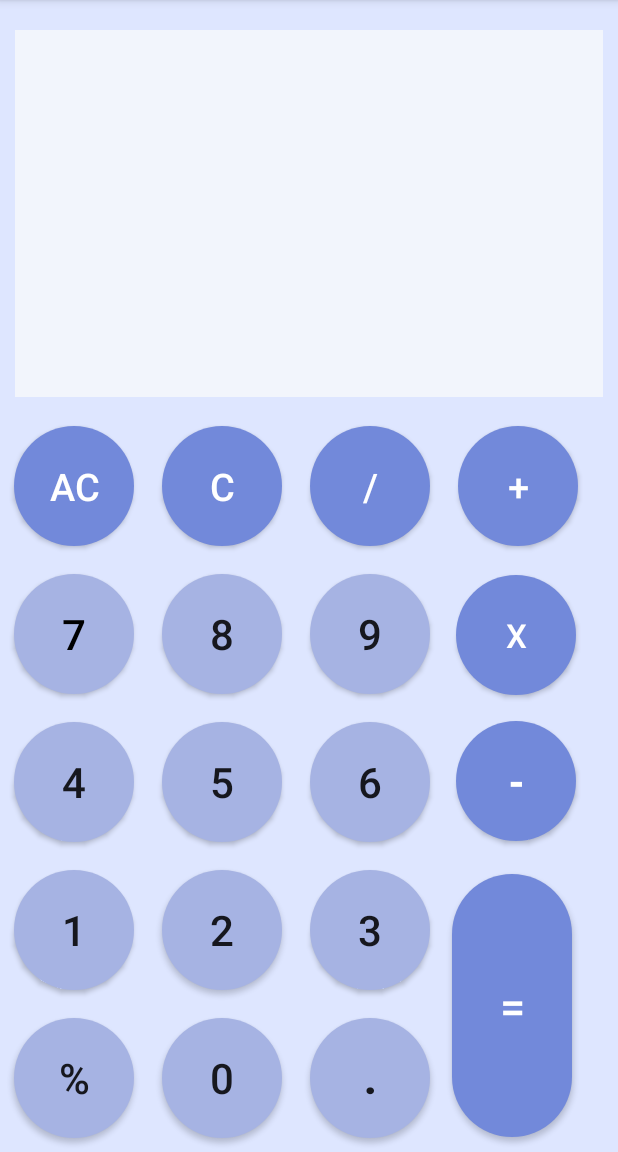
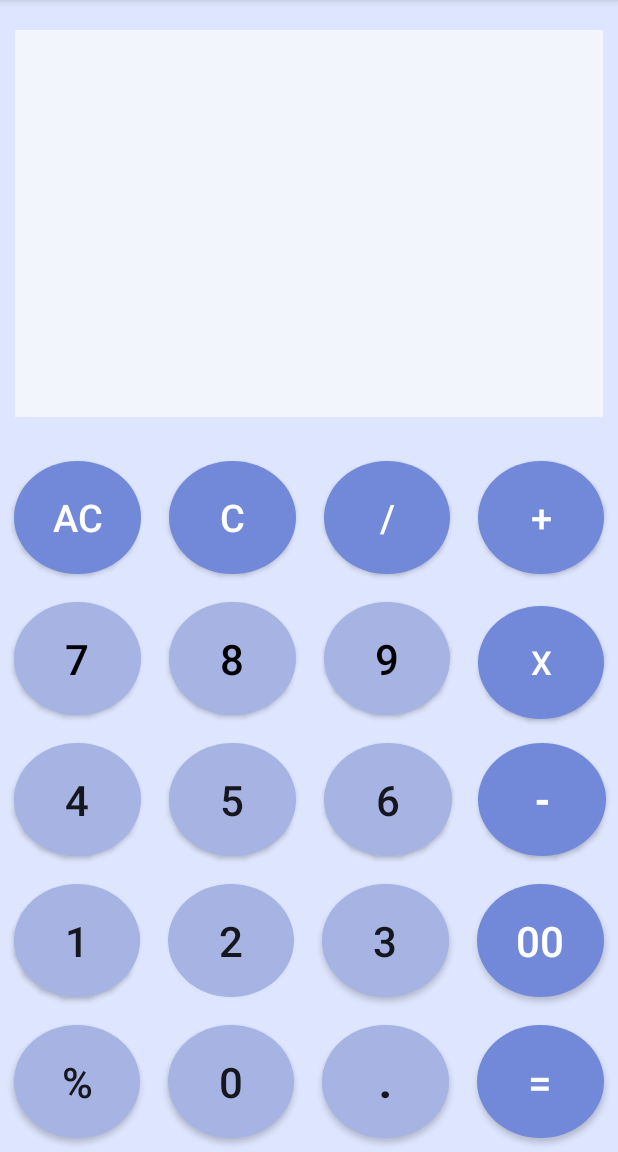
Before and after one commit to Lokesh0211/Calculator, an Android app: the screen it shows after launch (MainActivity), on a phone screen of 412 x 824 dp, the part 84-1236 px from its top. Run offline under Robolectric (Android 15) with nearby library versions, the phone set to English and light mode, and no system bars.

Commit message:
second commit

```diff
--- a/app/src/main/java/com/example/calculator/MainActivity.kt
+++ b/app/src/main/java/com/example/calculator/MainActivity.kt
@@ -17,8 +17,8 @@ class MainActivity : AppCompatActivity() {
     @SuppressLint("SuspiciousIndentation")
     override fun onCreate(savedInstanceState: Bundle?) {
         super.onCreate(savedInstanceState)
-        binding = ActivityMainBinding.inflate(layoutInflater)
-        setContentView(binding.root)
+            binding = ActivityMainBinding.inflate(layoutInflater)
+            setContentView(binding.root)
         binding.btnClearAll.setOnClickListener {
             binding.txtResult.text = ""
             binding.txtSolution.text = ""
@@ -75,6 +75,9 @@ class MainActivity : AppCompatActivity() {
         binding.btnPoint.setOnClickListener {
             binding.txtResult.append(".")
         }
+        binding.btnDzero.setOnClickListener {
+            binding.txtResult.append("00")
+        }
         binding.btnPercentage.setOnClickListener {
             binding.txtResult.append("%")
         }
--- a/app/src/main/res/drawable/lightred.xml
+++ b/app/src/main/res/drawable/lightred.xml
@@ -1,7 +1,5 @@
 <?xml version="1.0" encoding="utf-8"?>
-<shape xmlns:android="http://schemas.android.com/apk/res/android" android:shape="rectangle">
-    <gradient android:angle="300" android:startColor="#a6b3e3" android:endColor="#a6b3e3" android:type="linear"/>
+<shape xmlns:android="http://schemas.android.com/apk/res/android" android:shape="oval">
+    <gradient android:angle="360" android:startColor="#a6b3e3" android:endColor="#a6b3e3" android:type="radial"/>
     <corners android:radius="360dp"/>
-
-    <size android:height="80dp" android:width="80dp"/>
 </shape>
--- a/app/src/main/res/drawable/redbtn.xml
+++ b/app/src/main/res/drawable/redbtn.xml
@@ -1,6 +1,5 @@
 <?xml version="1.0" encoding="utf-8"?>
-<shape xmlns:android="http://schemas.android.com/apk/res/android" android:shape="rectangle">
-    <gradient android:angle="300" android:startColor="#7289DA" android:endColor="#7289DA" android:type="linear"/>
+<shape xmlns:android="http://schemas.android.com/apk/res/android" android:shape="oval">
+    <gradient android:angle="360" android:startColor="#7289DA" android:endColor="#7289DA" android:type="radial"/>
 <corners android:radius="360dp"/>
-    <size android:height="80dp" android:width="80dp"/>
 </shape>
--- a/app/src/main/res/layout/activity_main.xml
+++ b/app/src/main/res/layout/activity_main.xml
@@ -2,47 +2,48 @@
 <RelativeLayout xmlns:android="http://schemas.android.com/apk/res/android"
     xmlns:app="http://schemas.android.com/apk/res-auto"
     xmlns:tools="http://schemas.android.com/tools"
-    android:layout_width="wrap_content"
+    android:layout_width="match_parent"
     android:layout_height="match_parent"
     android:background="#dee6ff"
+    android:orientation="vertical"
     tools:context=".MainActivity">
 
    <TextView
+       android:id="@+id/txtResult"
        android:layout_width="match_parent"
-       android:layout_height="match_parent"
-       android:id="@+id/txtResult"
+       android:layout_height="250dp"
+       android:layout_above="@+id/txtSolution"
+       android:layout_marginLeft="10dp"
+       android:layout_marginTop="20dp"
+       android:layout_marginRight="10dp"
+       android:background="#f2f5fc"
        android:text=""
-       android:textSize="40sp"
-       android:background="#f2f5fc"
-       android:layout_marginTop="20dp"
+       android:textAlignment="textEnd"
+       android:textColor="@color/black"
+       android:textSize="40sp" />
+
+   <TextView
+       android:id="@+id/txtSolution"
+       android:layout_width="match_parent"
+       android:layout_height="wrap_content"
+       android:layout_above="@+id/Linear"
+       android:layout_centerHorizontal="true"
        android:layout_marginLeft="10dp"
        android:layout_marginRight="10dp"
+       android:layout_marginBottom="20dp"
+       android:background="#f2f5fc"
+       android:text=""
        android:textAlignment="textEnd"
        android:textColor="@color/black"
-       android:layout_above="@id/txtSolution"
-
-       />
-   <TextView
-       android:layout_width="match_parent"
-       android:layout_height="wrap_content"
-       android:id="@+id/txtSolution"
-       android:text=""
-       android:textSize="60sp"
-       android:textAlignment="textEnd"
-       android:layout_marginLeft="10dp"
-       android:layout_marginRight="10dp"
-       android:textColor="@color/black"
-       android:layout_above="@id/Linear"
-       android:background="#f2f5fc"
-       android:layout_marginBottom="10dp"
-       />
+       android:textSize="60sp" />
 
    <LinearLayout
     android:layout_width="wrap_content"
     android:layout_height="wrap_content"
+    android:id="@+id/Linear"
+    android:layout_alignParentBottom="true"
        android:orientation="vertical"
-    android:layout_above="@+id/layer2"
-    android:id="@+id/Linear">
+    android:layout_centerHorizontal="true">
    <LinearLayout
        android:layout_width="wrap_content"
        android:layout_height="wrap_content"
@@ -50,8 +51,9 @@
 
       <Button
           android:id="@+id/btnClearAll"
-          android:layout_width="80dip"
-          android:layout_height="80dip"
+          android:layout_width="0dp"
+          android:layout_height="75dp"
+          android:layout_weight="1"
           android:layout_margin="9dip"
           android:layout_marginStart="15dip"
           android:background="@drawable/redbtn"
@@ -61,9 +63,10 @@
           />
       <Button
           android:id="@+id/btnClear"
-          android:layout_width="80dip"
-          android:layout_height="80dip"
+          android:layout_width="0dp"
+          android:layout_height="75dp"
           android:layout_marginStart="10dip"
+          android:layout_weight="1"
           android:layout_margin="9dip"
           android:background="@drawable/redbtn"
           android:text="@string/_clear"
@@ -73,8 +76,9 @@
 
       <Button
           android:id="@+id/btnDivide"
-          android:layout_width="80dip"
-          android:layout_height="80dip"
+          android:layout_width="0dp"
+          android:layout_height="75dp"
+          android:layout_weight="1"
           android:layout_margin="9dip"
           android:layout_marginStart="10dip"
           android:background="@drawable/redbtn"
@@ -84,8 +88,9 @@
           android:textColor="@color/white"/>
       <Button
           android:id="@+id/btnAdd"
-          android:layout_width="80dip"
-          android:layout_height="80dip"
+          android:layout_width="0dp"
+          android:layout_height="75dp"
+          android:layout_weight="1"
           android:layout_marginStart="15dip"
           android:layout_margin="9dip"
           android:background="@drawable/redbtn"
@@ -95,196 +100,212 @@
           android:textColor="@color/white"/>
    </LinearLayout>
    <LinearLayout
-       android:layout_width="match_parent"
+       android:layout_width="wrap_content"
        android:layout_height="wrap_content"
        android:orientation="horizontal">
       <Button
           android:id="@+id/btnNum7"
-          android:layout_width="80dp"
-          android:layout_height="80dp"
+          android:layout_width="0dp"
+          android:layout_height="75dp"
+          android:layout_weight="1"
           android:background="@drawable/lightred"
-          android:layout_marginStart="15dp"
+          android:text="@string/_7"
           android:layout_margin="9dp"
-          android:text="@string/_7"
           android:textSize="28sp"
           android:textColor="@color/black"/>
 
       <Button
           android:id="@+id/btnNum8"
-          android:layout_width="80dp"
-          android:layout_height="80dp"
-          android:layout_marginStart="15dp"
-          android:layout_margin="9dp"
+          android:layout_width="0dp"
+          android:layout_height="75dp"
+          android:layout_weight="1"
           android:background="@drawable/lightred"
           android:text="@string/_8"
+          android:layout_margin="9dp"
           android:textSize="28sp"
-           />
+          android:textColor="@color/black"/>
 
       <Button
           android:id="@+id/btnNum9"
-          android:layout_width="80dp"
-          android:layout_height="80dp"
-          android:layout_marginStart="15dp"
+          android:layout_width="0dp"
+          android:layout_height="75dp"
+          android:layout_weight="1"
           android:layout_margin="9dp"
           android:background="@drawable/lightred"
           android:text="@string/_9"
           android:textSize="28sp"
+          android:textColor="@color/black"
            />
       <Button
           android:id="@+id/btnMultiply"
-          android:layout_width="80dp"
-          android:layout_height="80dp"
-          android:layout_marginStart="15dp"
-          android:layout_margin="8dp"
+          android:layout_width="0dp"
+          android:layout_height="75dp"
+          android:layout_weight="1"
+          android:layout_margin="9dp"
           android:background="@drawable/redbtn"
           android:text="@string/_multiply"
           android:textColor="@color/white"
           android:textSize="22sp"
            />
    </LinearLayout>
+
    <LinearLayout
        android:layout_width="match_parent"
        android:layout_height="wrap_content"
        android:orientation="horizontal">
+
       <Button
           android:id="@+id/btnNum4"
-          android:layout_width="80dp"
-          android:layout_height="80dp"
+          android:layout_width="0dp"
+          android:layout_height="75dp"
+          android:layout_weight="1"
           android:layout_margin="9dp"
           android:background="@drawable/lightred"
           android:text="@string/_4"
-          android:textSize="28sp"
-          />
+          android:textSize="28sp" />
 
       <Button
           android:id="@+id/btnNum5"
-          android:layout_width="80dp"
-          android:layout_height="80dp"
+          android:layout_width="0dp"
+          android:layout_height="75dp"
+          android:layout_weight="1"
+          android:layout_margin="9dp"
           android:layout_marginStart="15dp"
-          android:layout_margin="9dp"
           android:background="@drawable/lightred"
           android:text="@string/_5"
-          android:textSize="28sp"
-           />
+          android:textSize="28sp" />
 
       <Button
           android:id="@+id/btnNum6"
-          android:layout_width="80dp"
-          android:layout_height="80dp"
+          android:layout_width="0dp"
+          android:layout_height="75dp"
+          android:layout_weight="1"
           android:layout_margin="9dp"
           android:layout_marginStart="15dp"
           android:background="@drawable/lightred"
           android:text="@string/_6"
-          android:textSize="28sp"
-           />
+          android:textSize="28sp" />
 
       <Button
           android:id="@+id/btnMinus"
-          android:layout_width="80dp"
-          android:layout_height="80dp"
+          android:layout_width="0dp"
+          android:layout_height="75dp"
+          android:layout_weight="1"
           android:layout_margin="8dp"
           android:layout_marginStart="15dp"
           android:background="@drawable/redbtn"
           android:text="@string/_minus"
+          android:textColor="@color/white"
           android:textSize="25sp"
-          android:textColor="@color/white"
           android:textStyle="bold" />
    </LinearLayout>
-</LinearLayout>
+
       <LinearLayout
-       android:layout_width="wrap_content"
+          android:layout_width="match_parent"
           android:layout_height="wrap_content"
-       android:orientation="horizontal"
-       android:id="@+id/layer2"
-       android:layout_above="@+id/Layer1">
+          android:orientation="horizontal">
+
          <Button
              android:id="@+id/btnNum1"
-          android:layout_width="80dp"
-          android:layout_height="80dp"
-          android:background="@drawable/lightred"
+             android:layout_width="0dp"
+             android:layout_height="75dp"
+             android:layout_weight="1"
              android:layout_margin="9dp"
              android:layout_marginStart="15dp"
+             android:background="@drawable/lightred"
              android:text="@string/_1"
-
-          android:textSize="28sp"
-           />
+             android:textSize="28sp" />
 
          <Button
              android:id="@+id/btnNum2"
-          android:layout_width="80dp"
-          android:layout_height="80dp"
+             android:layout_width="0dp"
+             android:layout_height="75dp"
+             android:layout_weight="1"
+             android:layout_margin="9dp"
              android:layout_marginStart="15dp"
-          android:layout_margin="9dp"
              android:background="@drawable/lightred"
              android:text="@string/_2"
-          android:textSize="28sp"
-           />
+             android:textSize="28sp" />
 
          <Button
              android:id="@+id/btnNum3"
-          android:layout_width="80dp"
-          android:layout_height="80dp"
+             android:layout_width="0dp"
+             android:layout_height="75dp"
+             android:layout_weight="1"
+             android:layout_margin="9dp"
              android:layout_marginStart="15dp"
-          android:layout_margin="9dp"
              android:background="@drawable/lightred"
              android:text="@string/_3"
-          android:textSize="28sp"
-           />
+             android:textSize="28sp" />
+         <Button
+             android:id="@+id/btnDzero"
+             android:layout_width="0dp"
+             android:layout_height="75dp"
+             android:layout_weight="1"
+             android:layout_margin="9dp"
+             android:layout_marginStart="15dp"
+             android:background="@drawable/redbtn"
+             android:textColor="@color/white"
+             android:text="@string/_00"
+             android:textSize="28sp" />
 
       </LinearLayout>
+
       <LinearLayout
-       android:layout_width="wrap_content"
+          android:layout_width="match_parent"
           android:layout_height="wrap_content"
-       android:orientation="horizontal"
-       android:id="@+id/Layer1"
-       android:layout_alignParentBottom="true">
+          android:orientation="horizontal">
+
          <Button
              android:id="@+id/btnPercentage"
-          android:layout_width="80dp"
-          android:layout_height="80dp"
+             android:layout_width="0dp"
+             android:layout_height="75dp"
+             android:layout_margin="9dp"
+             android:layout_weight="1"
+             android:layout_marginStart="15dp"
              android:background="@drawable/lightred"
-          android:layout_marginStart="15dp"
-          android:layout_margin="9dp"
              android:text="@string/_Percentage"
-          android:textSize="28sp"
-           />
+             android:textSize="28sp" />
 
          <Button
              android:id="@+id/btnZero"
-          android:layout_width="80dp"
-          android:layout_height="80dp"
+             android:layout_width="0dp"
+             android:layout_height="75dp"
+             android:layout_margin="9dp"
+             android:layout_weight="1"
              android:layout_marginStart="15dp"
              android:background="@drawable/lightred"
              android:text="@string/_0"
-          android:layout_margin="9dp"
-          android:textSize="28sp"
-           />
+             android:textSize="28sp" />
 
          <Button
              android:id="@+id/btnPoint"
-          android:layout_width="80dp"
-          android:layout_height="80dp"
+             android:layout_width="0dp"
+             android:layout_height="75dp"
+             android:layout_margin="9dp"
+             android:layout_weight="1"
              android:layout_marginStart="15dp"
-          android:layout_margin="9dp"
              android:background="@drawable/lightred"
              android:text="@string/_point"
              android:textSize="28sp"
              android:textStyle="bold" />
+         <Button
+             android:id="@+id/btnEquals"
+             android:layout_width="0dp"
+             android:layout_height="75dp"
+             android:layout_weight="1"
+             android:layout_margin="9dp"
+             android:layout_marginStart="15dp"
+             android:background="@drawable/redbtn"
+             android:textColor="@color/white"
+             android:text="@string/_equals"
+             android:textSize="28sp" />
 
       </LinearLayout>
 
-   <Button
-       android:id="@+id/btnEquals"
-       android:layout_width="80dp"
-       android:layout_height="175dp"
-       android:layout_alignParentBottom="true"
-       android:layout_marginStart="5dp"
-     android:layout_marginBottom="10dp"
-       android:layout_toEndOf="@+id/Layer1"
-       android:text="@string/_equals"
-       android:textColor="@color/white"
-       android:textSize="30sp"
-       android:background="@drawable/redbtn" />
+
+   </LinearLayout>
+
 
 
 </RelativeLayout>
```
Lines whose indentation alone changed are shown as unchanged.
